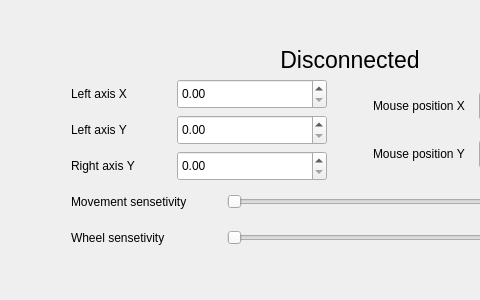
UnderWaterWelder27/NG-2021-Gamepad-driver, file Gamepad-Driver/gamepaddriver.ui: the form before one commit; both pictures show x 0 to 480 and y 0 to 300 of the 700 by 300 pixel window.
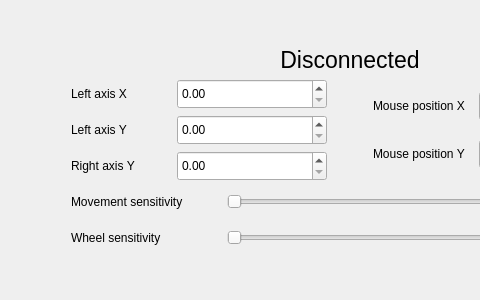
The form after the commit.

Commit message: fixed connection status | change sensEtivity to sensIsitivity :)

What changed in the file:
```diff
--- a/Gamepad-Driver/gamepaddriver.ui
+++ b/Gamepad-Driver/gamepaddriver.ui
@@ -263,7 +263,7 @@
                  </size>
                 </property>
                 <property name="text">
-                 <string>Movement sensetivity</string>
+                 <string>Movement sensitivity</string>
                 </property>
                </widget>
               </item>
@@ -293,7 +293,7 @@
                  </size>
                 </property>
                 <property name="text">
-                 <string>Wheel sensetivity</string>
+                 <string>Wheel sensitivity</string>
                 </property>
                </widget>
               </item>
```
Left out of the diff: 4 changed lines with no effect on the pictures. The commit also changes 1 other file.
